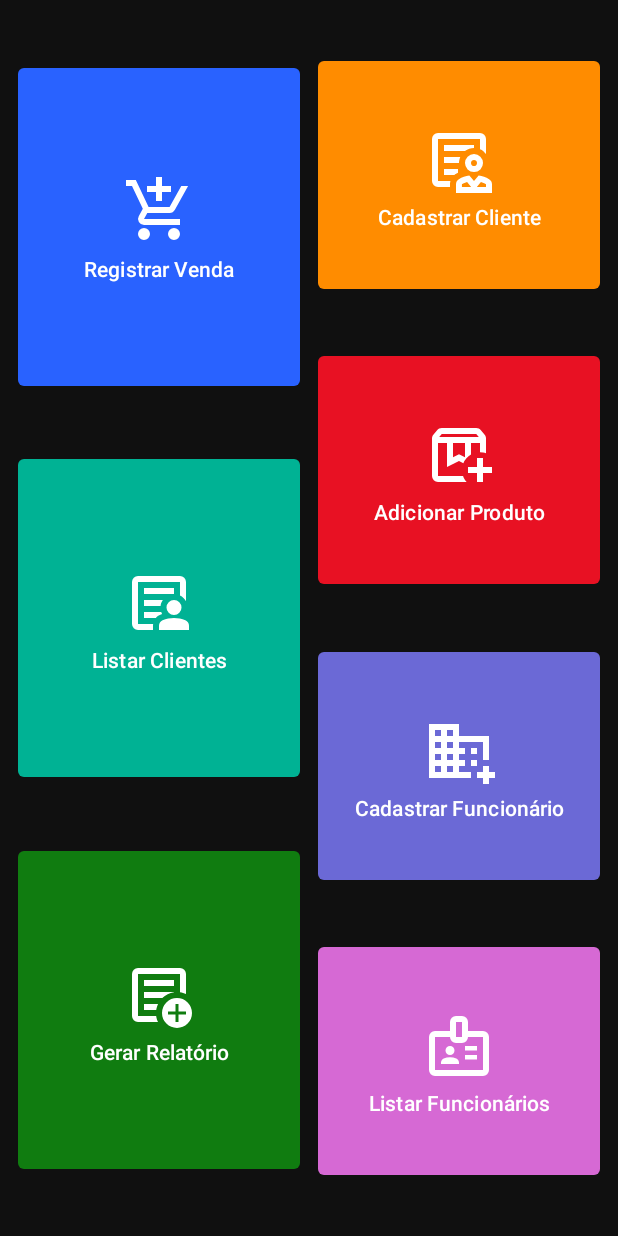
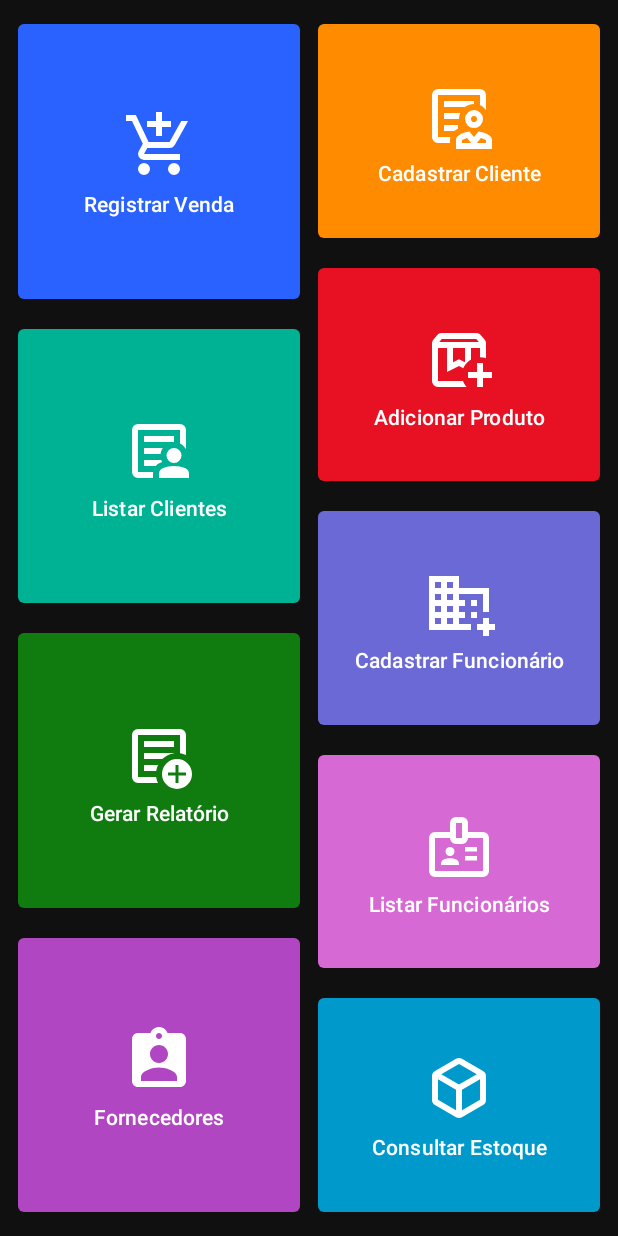
Before and after one commit to RogerFSR/TCC, an Android app: the screen it shows after launch (MainActivity), on a phone screen of 412 x 824 dp. Run offline under Robolectric (Android 15) with nearby library versions, the phone set to English and light mode, and no system bars; 2 statements that could not run were skipped.

Commit message:
Feat: Supplier, Type and Storage Buttons add

```diff
--- a/Teste/app/src/main/java/com/example/teste/MainActivity.kt
+++ b/Teste/app/src/main/java/com/example/teste/MainActivity.kt
@@ -6,10 +6,7 @@ import android.os.Bundle
 import android.widget.Button
 import androidx.activity.enableEdgeToEdge
 import androidx.appcompat.app.AppCompatActivity
-import androidx.core.view.ViewCompat
-import androidx.core.view.WindowInsetsCompat
 import androidx.lifecycle.lifecycleScope
-import com.example.teste.database.Funcionario
 import kotlinx.coroutines.launch
 
 class MainActivity : AppCompatActivity() {
@@ -18,11 +15,11 @@ class MainActivity : AppCompatActivity() {
 
     private fun setupMainLayout() {
         setContentView(R.layout.activity_main)
-        ViewCompat.setOnApplyWindowInsetsListener(findViewById(R.id.btnInfosToMain)) { v, insets ->
-            val systemBars = insets.getInsets(WindowInsetsCompat.Type.systemBars())
-            v.setPadding(systemBars.left, systemBars.top, systemBars.right, systemBars.bottom)
-            insets
-        }
+//        ViewCompat.setOnApplyWindowInsetsListener(findViewById(R.id.btnInfosToMain)) { v, insets ->
+//            val systemBars = insets.getInsets(WindowInsetsCompat.Type.systemBars())
+//            v.setPadding(systemBars.left, systemBars.top, systemBars.right, systemBars.bottom)
+//            insets
+//        }
 
         val btnMainToRegister = findViewById<Button>(R.id.Registrar_Venda)
         btnMainToRegister.setOnClickListener {
@@ -65,6 +62,18 @@ class MainActivity : AppCompatActivity() {
             val intent = Intent(this, NovoProdutoActivity::class.java)
             startActivity(intent)
         }
+
+        val btnConsultarEstoque = findViewById<Button>(R.id.consultar_estoque)
+        btnConsultarEstoque.setOnClickListener {
+            val intent = Intent(this, InfoEstoqueActivity::class.java)
+            startActivity(intent)
+        }
+
+        val btnSuppliers = findViewById<Button>(R.id.fornecedores)
+        btnSuppliers.setOnClickListener {
+            val intent = Intent(this, FornecedoresActivity::class.java)
+            startActivity(intent)
+        }
     }
 
     override fun onCreate(savedInstanceState: Bundle?) {
--- /dev/null
+++ b/Teste/app/src/main/res/drawable/add_fornecedor.xml
@@ -0,0 +1,5 @@
+<vector xmlns:android="http://schemas.android.com/apk/res/android" android:height="24dp" android:tint="#000000" android:viewportHeight="960" android:viewportWidth="960" android:width="24dp">
+
+    <path android:fillColor="@android:color/white" android:pathData="M440,840L440,520L120,520L120,440L440,440L440,120L520,120L520,440L840,440L840,520L520,520L520,840L440,840Z"/>
+
+</vector>
--- /dev/null
+++ b/Teste/app/src/main/res/drawable/consultar_estoque.xml
@@ -0,0 +1,5 @@
+<vector xmlns:android="http://schemas.android.com/apk/res/android" android:height="24dp" android:tint="#000000" android:viewportHeight="960" android:viewportWidth="960" android:width="24dp">
+
+    <path android:fillColor="@android:color/white" android:pathData="M440,777L440,503L200,364L200,638Q200,638 200,638Q200,638 200,638L440,777ZM520,777L760,638Q760,638 760,638Q760,638 760,638L760,364L520,503L520,777ZM480,434L717,297L480,160Q480,160 480,160Q480,160 480,160L243,297L480,434ZM160,708Q141,697 130.5,679Q120,661 120,639L120,321Q120,299 130.5,281Q141,263 160,252L440,91Q459,80 480,80Q501,80 520,91L800,252Q819,263 829.5,281Q840,299 840,321L840,639Q840,661 829.5,679Q819,697 800,708L520,869Q501,880 480,880Q459,880 440,869L160,708ZM480,480Q480,480 480,480Q480,480 480,480L480,480Q480,480 480,480Q480,480 480,480L480,480Q480,480 480,480Q480,480 480,480L480,480Q480,480 480,480Q480,480 480,480L480,480Q480,480 480,480Q480,480 480,480L480,480Q480,480 480,480Q480,480 480,480Z"/>
+
+</vector>
--- /dev/null
+++ b/Teste/app/src/main/res/drawable/fornecedores.xml
@@ -0,0 +1,5 @@
+<vector xmlns:android="http://schemas.android.com/apk/res/android" android:height="24dp" android:tint="#000000" android:viewportHeight="24" android:viewportWidth="24" android:width="24dp">
+
+    <path android:fillColor="@android:color/white" android:pathData="M19,3h-4.18C14.4,1.84 13.3,1 12,1c-1.3,0 -2.4,0.84 -2.82,2L5,3c-1.1,0 -2,0.9 -2,2v14c0,1.1 0.9,2 2,2h14c1.1,0 2,-0.9 2,-2L21,5c0,-1.1 -0.9,-2 -2,-2zM12,3c0.55,0 1,0.45 1,1s-0.45,1 -1,1 -1,-0.45 -1,-1 0.45,-1 1,-1zM12,7c1.66,0 3,1.34 3,3s-1.34,3 -3,3 -3,-1.34 -3,-3 1.34,-3 3,-3zM18,19L6,19v-1.4c0,-2 4,-3.1 6,-3.1s6,1.1 6,3.1L18,19z"/>
+
+</vector>
--- /dev/null
+++ b/Teste/app/src/main/res/drawable/listar_fornecedor.xml
@@ -0,0 +1,5 @@
+<vector xmlns:android="http://schemas.android.com/apk/res/android" android:autoMirrored="true" android:height="24dp" android:tint="#000000" android:viewportHeight="960" android:viewportWidth="960" android:width="24dp">
+
+    <path android:fillColor="@android:color/white" android:pathData="M200,840Q167,840 143.5,816.5Q120,793 120,760L120,200Q120,167 143.5,143.5Q167,120 200,120L368,120Q381,84 411.5,62Q442,40 480,40Q518,40 548.5,62Q579,84 592,120L760,120Q793,120 816.5,143.5Q840,167 840,200L840,760Q840,793 816.5,816.5Q793,840 760,840L200,840ZM200,760L760,760Q760,760 760,760Q760,760 760,760L760,200Q760,200 760,200Q760,200 760,200L200,200Q200,200 200,200Q200,200 200,200L200,760Q200,760 200,760Q200,760 200,760ZM280,680L560,680L560,600L280,600L280,680ZM280,520L680,520L680,440L280,440L280,520ZM280,360L680,360L680,280L280,280L280,360ZM480,170Q493,170 501.5,161.5Q510,153 510,140Q510,127 501.5,118.5Q493,110 480,110Q467,110 458.5,118.5Q450,127 450,140Q450,153 458.5,161.5Q467,170 480,170ZM200,760Q200,760 200,760Q200,760 200,760L200,200Q200,200 200,200Q200,200 200,200L200,200Q200,200 200,200Q200,200 200,200L200,760Q200,760 200,760Q200,760 200,760Z"/>
+
+</vector>
--- a/Teste/app/src/main/res/layout/activity_main.xml
+++ b/Teste/app/src/main/res/layout/activity_main.xml
@@ -20,7 +20,7 @@
     <com.google.android.material.button.MaterialButton
         android:id="@+id/Registrar_Venda"
         android:layout_width="0dp"
-        android:layout_height="220dp"
+        android:layout_height="0dp"
         android:layout_marginStart="12dp"
         android:layout_marginTop="12dp"
         android:layout_marginEnd="6dp"
@@ -32,15 +32,16 @@
         app:iconGravity="textTop"
         app:iconSize="48dp"
         app:iconTint="@android:color/white"
+        app:layout_constraintTop_toTopOf="parent"
         app:layout_constraintBottom_toTopOf="@+id/listar_clientes"
+        app:layout_constraintStart_toStartOf="parent"
         app:layout_constraintEnd_toStartOf="@id/guideline_vertical"
-        app:layout_constraintStart_toStartOf="parent"
-        app:layout_constraintTop_toTopOf="parent" />
+        app:layout_constraintVerticalWeight="1" />
 
     <com.google.android.material.button.MaterialButton
         android:id="@+id/listar_clientes"
         android:layout_width="0dp"
-        android:layout_height="220dp"
+        android:layout_height="0dp"
         android:layout_marginStart="12dp"
         android:layout_marginTop="12dp"
         android:layout_marginEnd="6dp"
@@ -56,12 +57,13 @@
         app:layout_constraintBottom_toTopOf="@id/gerar_recibo"
         app:layout_constraintEnd_toStartOf="@id/guideline_vertical"
         app:layout_constraintStart_toStartOf="parent"
-        app:layout_constraintTop_toBottomOf="@id/Registrar_Venda" />
+        app:layout_constraintTop_toBottomOf="@id/Registrar_Venda"
+        app:layout_constraintVerticalWeight="1" />
 
     <com.google.android.material.button.MaterialButton
         android:id="@+id/gerar_recibo"
         android:layout_width="0dp"
-        android:layout_height="220dp"
+        android:layout_height="0dp"
         android:layout_marginStart="12dp"
         android:layout_marginEnd="6dp"
         android:layout_marginBottom="12dp"
@@ -73,16 +75,39 @@
         app:iconGravity="textTop"
         app:iconSize="48dp"
         app:iconTint="@android:color/white"
+        app:layout_constraintTop_toBottomOf="@id/listar_clientes"
+        app:layout_constraintBottom_toTopOf="@id/fornecedores"
+        app:layout_constraintStart_toStartOf="parent"
+        app:layout_constraintEnd_toStartOf="@id/guideline_vertical"
+        app:layout_constraintVerticalWeight="1" />
+
+    <!-- NOVO: Fornecedores -->
+    <com.google.android.material.button.MaterialButton
+        android:id="@+id/fornecedores"
+        android:layout_width="0dp"
+        android:layout_height="0dp"
+        android:layout_marginStart="12dp"
+        android:layout_marginEnd="6dp"
+        android:layout_marginBottom="12dp"
+        android:text="Fornecedores"
+        android:textColor="@android:color/white"
+        app:backgroundTint="#B146C2"
+        app:cornerRadius="4dp"
+        app:icon="@drawable/fornecedores"
+        app:iconGravity="textTop"
+        app:iconSize="48dp"
+        app:iconTint="@android:color/white"
+        app:layout_constraintTop_toBottomOf="@id/gerar_recibo"
         app:layout_constraintBottom_toBottomOf="parent"
+        app:layout_constraintStart_toStartOf="parent"
         app:layout_constraintEnd_toStartOf="@id/guideline_vertical"
-        app:layout_constraintStart_toStartOf="parent"
-        app:layout_constraintTop_toBottomOf="@id/listar_clientes" />
+        app:layout_constraintVerticalWeight="1" />
 
     <!-- Coluna direita -->
     <com.google.android.material.button.MaterialButton
         android:id="@+id/novo_cliente"
         android:layout_width="0dp"
-        android:layout_height="160dp"
+        android:layout_height="0dp"
         android:layout_marginStart="6dp"
         android:layout_marginEnd="12dp"
         android:layout_marginTop="12dp"
@@ -97,32 +122,34 @@
         app:layout_constraintTop_toTopOf="parent"
         app:layout_constraintStart_toStartOf="@id/guideline_vertical"
         app:layout_constraintEnd_toEndOf="parent"
-        app:layout_constraintBottom_toTopOf="@id/add_produto" />
+        app:layout_constraintBottom_toTopOf="@id/add_produto"
+        app:layout_constraintVerticalWeight="1" />
 
     <com.google.android.material.button.MaterialButton
         android:id="@+id/add_produto"
         android:layout_width="0dp"
-        android:layout_height="160dp"
+        android:layout_height="0dp"
         android:layout_marginStart="6dp"
+        android:layout_marginTop="12dp"
         android:layout_marginEnd="12dp"
-        android:layout_marginTop="12dp"
         android:text="Adicionar Produto"
         android:textColor="@android:color/white"
+        app:backgroundTint="#E81123"
+        app:cornerRadius="4dp"
         app:icon="@drawable/add_prod"
         app:iconGravity="textTop"
+        app:iconSize="48dp"
         app:iconTint="@android:color/white"
-        app:iconSize="48dp"
-        app:cornerRadius="4dp"
-        app:backgroundTint="#E81123"
+        app:layout_constraintBottom_toTopOf="@id/cadastrar_func"
+        app:layout_constraintEnd_toEndOf="parent"
+        app:layout_constraintStart_toStartOf="@id/guideline_vertical"
         app:layout_constraintTop_toBottomOf="@id/novo_cliente"
-        app:layout_constraintStart_toStartOf="@id/guideline_vertical"
-        app:layout_constraintEnd_toEndOf="parent"
-        app:layout_constraintBottom_toTopOf="@id/cadastrar_func" />
+        app:layout_constraintVerticalWeight="1" />
 
     <com.google.android.material.button.MaterialButton
         android:id="@+id/cadastrar_func"
         android:layout_width="0dp"
-        android:layout_height="160dp"
+        android:layout_height="0dp"
         android:layout_marginStart="6dp"
         android:layout_marginEnd="12dp"
         android:layout_marginTop="12dp"
@@ -135,14 +162,15 @@
         app:cornerRadius="4dp"
         app:backgroundTint="#6B69D6"
         app:layout_constraintTop_toBottomOf="@id/add_produto"
+        app:layout_constraintBottom_toTopOf="@id/listar_funcs"
         app:layout_constraintStart_toStartOf="@id/guideline_vertical"
         app:layout_constraintEnd_toEndOf="parent"
-        app:layout_constraintBottom_toTopOf="@id/listar_funcs" />
+        app:layout_constraintVerticalWeight="1" />
 
     <com.google.android.material.button.MaterialButton
         android:id="@+id/listar_funcs"
         android:layout_width="0dp"
-        android:layout_height="160dp"
+        android:layout_height="0dp"
         android:layout_marginStart="6dp"
         android:layout_marginTop="12dp"
         android:layout_marginEnd="12dp"
@@ -155,9 +183,32 @@
         app:iconGravity="textTop"
         app:iconSize="48dp"
         app:iconTint="@android:color/white"
-        app:layout_constraintBottom_toBottomOf="parent"
+        app:layout_constraintBottom_toTopOf="@id/consultar_estoque"
         app:layout_constraintEnd_toEndOf="parent"
         app:layout_constraintStart_toStartOf="@id/guideline_vertical"
-        app:layout_constraintTop_toBottomOf="@id/cadastrar_func" />
+        app:layout_constraintTop_toBottomOf="@id/cadastrar_func"
+        app:layout_constraintVerticalWeight="1" />
+
+    <!-- Consultar Estoque -->
+    <com.google.android.material.button.MaterialButton
+        android:id="@+id/consultar_estoque"
+        android:layout_width="0dp"
+        android:layout_height="0dp"
+        android:layout_marginStart="6dp"
+        android:layout_marginEnd="12dp"
+        android:layout_marginBottom="12dp"
+        android:text="Consultar Estoque"
+        android:textColor="@android:color/white"
+        app:backgroundTint="#0099CC"
+        app:cornerRadius="4dp"
+        app:icon="@drawable/consultar_estoque"
+        app:iconGravity="textTop"
+        app:iconSize="48dp"
+        app:iconTint="@android:color/white"
+        app:layout_constraintTop_toBottomOf="@id/listar_funcs"
+        app:layout_constraintBottom_toBottomOf="parent"
+        app:layout_constraintStart_toStartOf="@id/guideline_vertical"
+        app:layout_constraintEnd_toEndOf="parent"
+        app:layout_constraintVerticalWeight="1" />
 
 </androidx.constraintlayout.widget.ConstraintLayout>
```
Also changed, not shown: Teste/app/src/main/AndroidManifest.xml (+15 -0 lines), Teste/app/src/main/java/com/example/teste/FornecedoresActivity.kt (added, +38 -0 lines), Teste/app/src/main/java/com/example/teste/InfoEstoqueActivity.kt (added, +20 -0 lines), Teste/app/src/main/java/com/example/teste/InfoFornecedoresActivity.kt (added, +20 -0 lines), Teste/app/src/main/java/com/example/teste/NovoFornecedorActivity.kt (added, +20 -0 lines), Teste/app/src/main/java/com/example/teste/NovoProdutoActivity.kt (+13 -0 lines), Teste/app/src/main/java/com/example/teste/NovoTIpoActivity.kt (added, +20 -0 lines), Teste/app/src/main/res/layout/consultar_estoque.xml (added, +10 -0 lines), Teste/app/src/main/res/layout/fornecedores.xml (added, +66 -0 lines), Teste/app/src/main/res/layout/info_fornecedores.xml (added, +10 -0 lines), Teste/app/src/main/res/layout/novo_fornecedor.xml (added, +10 -0 lines), Teste/app/src/main/res/layout/novo_produto.xml (+28 -2 lines), Teste/app/src/main/res/layout/novo_tipo.xml (added, +10 -0 lines).
